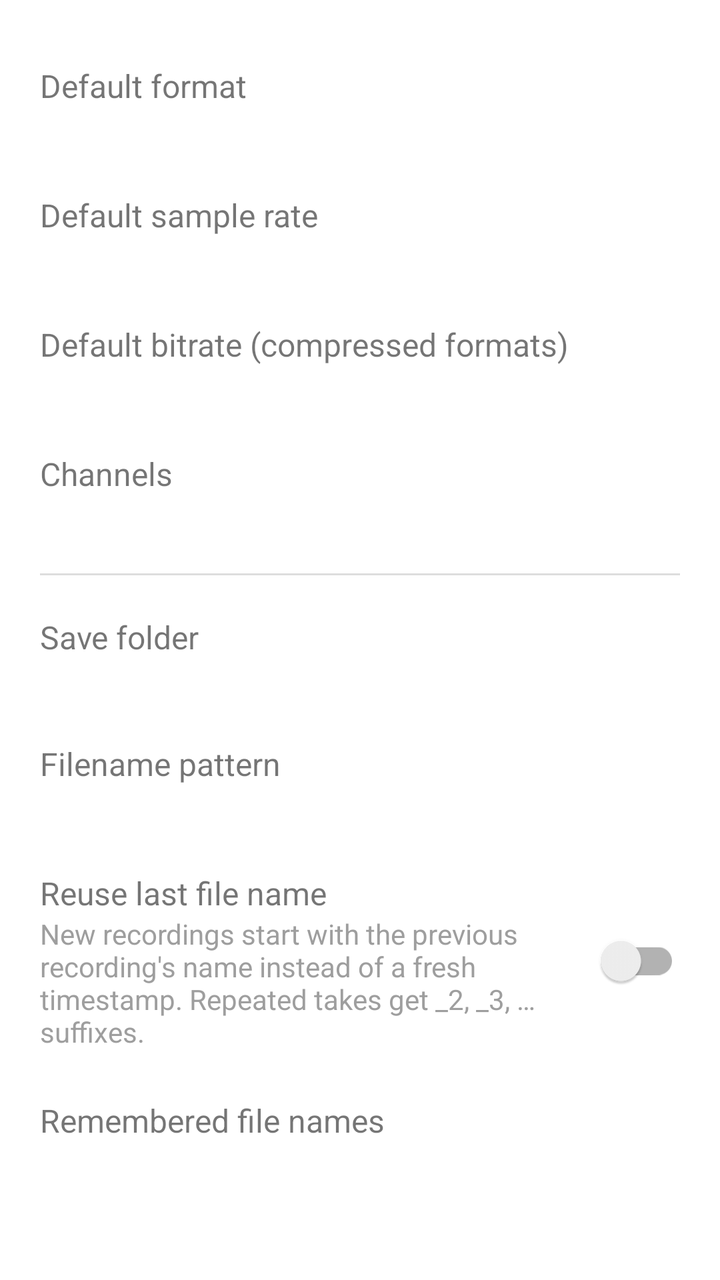
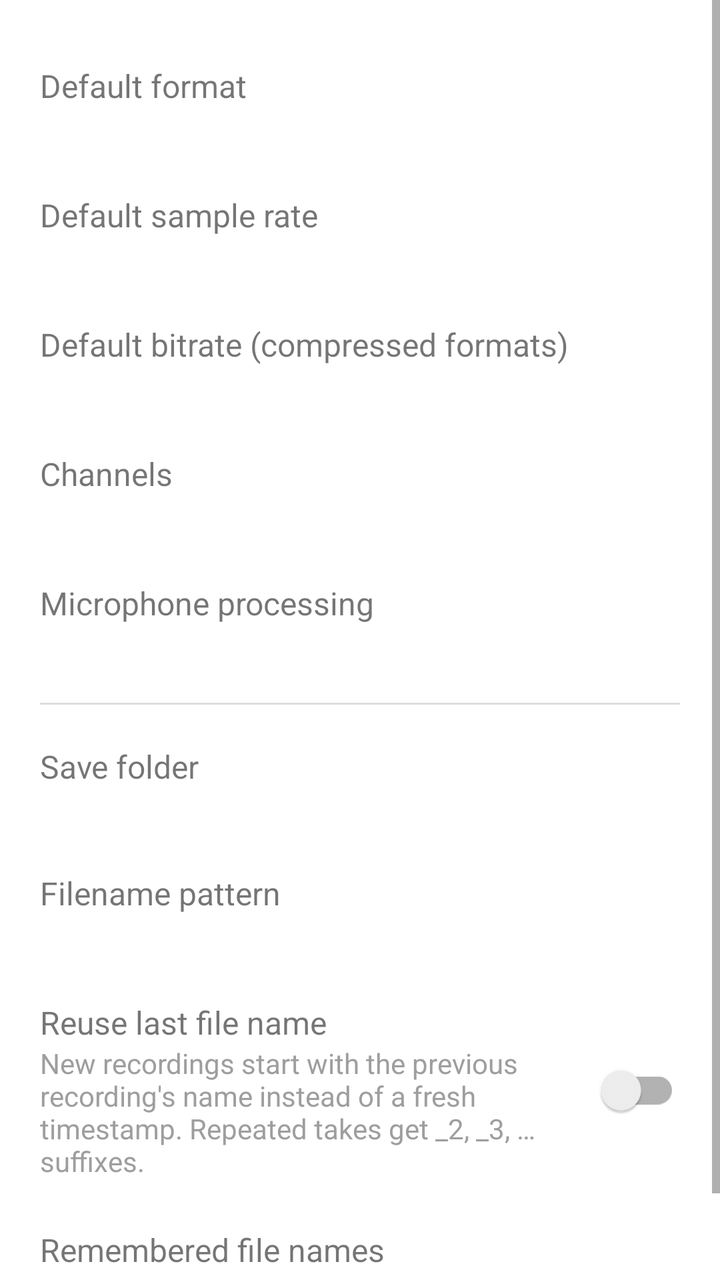

Screens rendered from an Android XML layout before and after an edit, with the pre-edit source and the edit as a unified diff.
<!-- AndroidManifest.xml: application theme Theme.VoiceRecorder -->
<!-- res/layout/activity_settings.xml -->
<?xml version="1.0" encoding="utf-8"?>
<ScrollView xmlns:android="http://schemas.android.com/apk/res/android"
    android:layout_width="match_parent"
    android:layout_height="match_parent">

    <LinearLayout
        android:layout_width="match_parent"
        android:layout_height="wrap_content"
        android:orientation="vertical"
        android:padding="20dp">

        
        <LinearLayout
            android:id="@+id/settingFormat"
            android:layout_width="match_parent"
            android:layout_height="wrap_content"
            android:orientation="vertical"
            android:clickable="true"
            android:focusable="true"
            android:background="?attr/selectableItemBackground"
            android:paddingVertical="12dp">

            <TextView
                android:layout_width="wrap_content"
                android:layout_height="wrap_content"
                android:text="@string/default_format_setting"
                android:textSize="16sp" />

            <TextView
                android:id="@+id/valueFormat"
                android:layout_width="wrap_content"
                android:layout_height="wrap_content"
                android:text=""
                android:textColor="@color/dim_text"
                android:textSize="14sp" />
        </LinearLayout>

        
        <LinearLayout
            android:id="@+id/settingSampleRate"
            android:layout_width="match_parent"
            android:layout_height="wrap_content"
            android:orientation="vertical"
            android:clickable="true"
            android:focusable="true"
            android:background="?attr/selectableItemBackground"
            android:paddingVertical="12dp">

            <TextView
                android:layout_width="wrap_content"
                android:layout_height="wrap_content"
                android:text="@string/default_sample_rate_setting"
                android:textSize="16sp" />

            <TextView
                android:id="@+id/valueSampleRate"
                android:layout_width="wrap_content"
                android:layout_height="wrap_content"
                android:text=""
                android:textColor="@color/dim_text"
                android:textSize="14sp" />
        </LinearLayout>

        
        <LinearLayout
            android:id="@+id/settingBitrate"
            android:layout_width="match_parent"
            android:layout_height="wrap_content"
            android:orientation="vertical"
            android:clickable="true"
            android:focusable="true"
            android:background="?attr/selectableItemBackground"
            android:paddingVertical="12dp">

            <TextView
                android:layout_width="wrap_content"
                android:layout_height="wrap_content"
                android:text="@string/default_bitrate_setting"
                android:textSize="16sp" />

            <TextView
                android:id="@+id/valueBitrate"
                android:layout_width="wrap_content"
                android:layout_height="wrap_content"
                android:text=""
                android:textColor="@color/dim_text"
                android:textSize="14sp" />
        </LinearLayout>

        
        <LinearLayout
            android:id="@+id/settingChannels"
            android:layout_width="match_parent"
            android:layout_height="wrap_content"
            android:orientation="vertical"
            android:clickable="true"
            android:focusable="true"
            android:background="?attr/selectableItemBackground"
            android:paddingVertical="12dp">

            <TextView
                android:layout_width="wrap_content"
                android:layout_height="wrap_content"
                android:text="@string/channels_setting"
                android:textSize="16sp" />

            <TextView
                android:id="@+id/valueChannels"
                android:layout_width="wrap_content"
                android:layout_height="wrap_content"
                android:text=""
                android:textColor="@color/dim_text"
                android:textSize="14sp" />
        </LinearLayout>

        <View
            android:layout_width="match_parent"
            android:layout_height="1dp"
            android:layout_marginVertical="8dp"
            android:background="#22000000" />

        
        <LinearLayout
            android:id="@+id/settingFolder"
            android:layout_width="match_parent"
            android:layout_height="wrap_content"
            android:orientation="vertical"
            android:clickable="true"
            android:focusable="true"
            android:background="?attr/selectableItemBackground"
            android:paddingVertical="12dp">

            <TextView
                android:layout_width="wrap_content"
                android:layout_height="wrap_content"
                android:text="@string/save_folder_setting"
                android:textSize="16sp" />

            <TextView
                android:id="@+id/valueFolder"
                android:layout_width="match_parent"
                android:layout_height="wrap_content"
                android:text=""
                android:textColor="@color/dim_text"
                android:textSize="13sp"
                android:fontFamily="monospace" />
        </LinearLayout>

        
        <LinearLayout
            android:id="@+id/settingFilename"
            android:layout_width="match_parent"
            android:layout_height="wrap_content"
            android:orientation="vertical"
            android:clickable="true"
            android:focusable="true"
            android:background="?attr/selectableItemBackground"
            android:paddingVertical="12dp">

            <TextView
                android:layout_width="wrap_content"
                android:layout_height="wrap_content"
                android:text="@string/filename_pattern_setting"
                android:textSize="16sp" />

            <TextView
                android:id="@+id/valueFilename"
                android:layout_width="wrap_content"
                android:layout_height="wrap_content"
                android:text=""
                android:textColor="@color/dim_text"
                android:textSize="14sp" />
        </LinearLayout>

        
        <LinearLayout
            android:id="@+id/settingReuseName"
            android:layout_width="match_parent"
            android:layout_height="wrap_content"
            android:orientation="horizontal"
            android:gravity="center_vertical"
            android:clickable="true"
            android:focusable="true"
            android:background="?attr/selectableItemBackground"
            android:paddingVertical="12dp">

            <LinearLayout
                android:layout_width="0dp"
                android:layout_height="wrap_content"
                android:layout_weight="1"
                android:orientation="vertical">

                <TextView
                    android:layout_width="wrap_content"
                    android:layout_height="wrap_content"
                    android:text="@string/reuse_name_setting"
                    android:textSize="16sp" />

                <TextView
                    android:layout_width="match_parent"
                    android:layout_height="wrap_content"
                    android:text="@string/reuse_name_summary"
                    android:textColor="@color/dim_text"
                    android:textSize="14sp" />
            </LinearLayout>

            <androidx.appcompat.widget.SwitchCompat
                android:id="@+id/switchReuseName"
                android:layout_width="wrap_content"
                android:layout_height="wrap_content"
                android:layout_marginStart="12dp"
                android:clickable="false"
                android:focusable="false" />
        </LinearLayout>

        
        <LinearLayout
            android:id="@+id/settingRecentNames"
            android:layout_width="match_parent"
            android:layout_height="wrap_content"
            android:orientation="vertical"
            android:clickable="true"
            android:focusable="true"
            android:background="?attr/selectableItemBackground"
            android:paddingVertical="12dp">

            <TextView
                android:layout_width="wrap_content"
                android:layout_height="wrap_content"
                android:text="@string/recent_names_setting"
                android:textSize="16sp" />

            <TextView
                android:id="@+id/valueRecentNames"
                android:layout_width="match_parent"
                android:layout_height="wrap_content"
                android:text=""
                android:textColor="@color/dim_text"
                android:textSize="14sp" />
        </LinearLayout>

    </LinearLayout>
</ScrollView>
<!-- resources referenced by this layout -->
<resources>
  <color name="dim_text">#9E9E9E</color>
  <string name="channels_setting">Channels</string>
  <string name="default_bitrate_setting">Default bitrate (compressed formats)</string>
  <string name="default_format_setting">Default format</string>
  <string name="default_sample_rate_setting">Default sample rate</string>
  <string name="filename_pattern_setting">Filename pattern</string>
  <string name="recent_names_setting">Remembered file names</string>
  <string name="reuse_name_setting">Reuse last file name</string>
  <string name="reuse_name_summary">New recordings start with the previous recording\'s name instead of a fresh timestamp. Repeated takes get _2, _3, … suffixes.</string>
  <string name="save_folder_setting">Save folder</string>
  <style name="Theme.VoiceRecorder" parent="Theme.MaterialComponents.DayNight.DarkActionBar">
          <item name="colorPrimary">@color/primary</item>
          <item name="colorPrimaryVariant">@color/primary_dark</item>
          <item name="colorOnPrimary">#FFFFFF</item>
          <item name="colorSecondary">@color/accent</item>
          <item name="colorOnSecondary">#FFFFFF</item>
          <item name="android:statusBarColor" tools:targetApi="l">@color/primary_dark</item>
      </style>
  <color name="primary">#3F51B5</color>
  <color name="primary_dark">#303F9F</color>
  <color name="accent">#FF5252</color>
</resources>

<!-- the commit's change to res/layout/activity_settings.xml (unified diff, before → after) -->
@@ -107,6 +107,32 @@
             <TextView
                 android:id="@+id/valueChannels"
                 android:layout_width="wrap_content"
+                android:layout_height="wrap_content"
+                android:text=""
+                android:textColor="@color/dim_text"
+                android:textSize="14sp" />
+        </LinearLayout>
+
+        
+        <LinearLayout
+            android:id="@+id/settingCaptureSource"
+            android:layout_width="match_parent"
+            android:layout_height="wrap_content"
+            android:orientation="vertical"
+            android:clickable="true"
+            android:focusable="true"
+            android:background="?attr/selectableItemBackground"
+            android:paddingVertical="12dp">
+
+            <TextView
+                android:layout_width="wrap_content"
+                android:layout_height="wrap_content"
+                android:text="@string/capture_source_setting"
+                android:textSize="16sp" />
+
+            <TextView
+                android:id="@+id/valueCaptureSource"
+                android:layout_width="match_parent"
                 android:layout_height="wrap_content"
                 android:text=""
                 android:textColor="@color/dim_text"
<!-- resource entries referenced after the edit -->
@@ -1,6 +1,7 @@
 <!-- resources referenced by this layout -->
 <resources>
   <color name="dim_text">#9E9E9E</color>
+  <string name="capture_source_setting">Microphone processing</string>
   <string name="channels_setting">Channels</string>
   <string name="default_bitrate_setting">Default bitrate (compressed formats)</string>
   <string name="default_format_setting">Default format</string>
